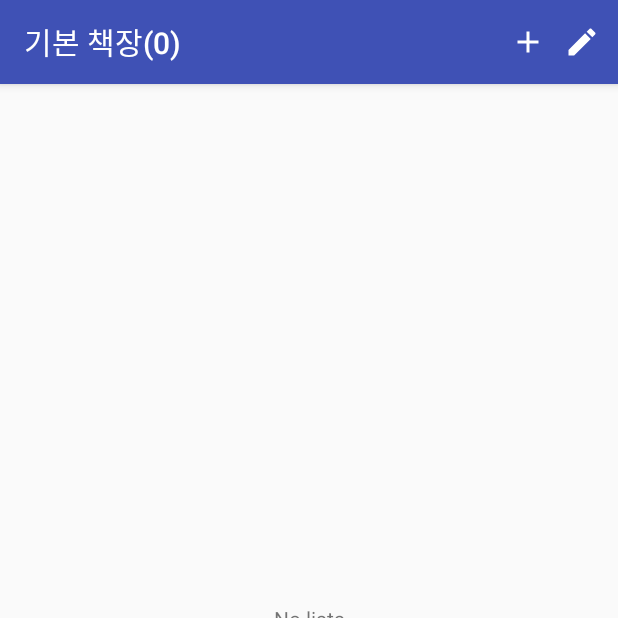
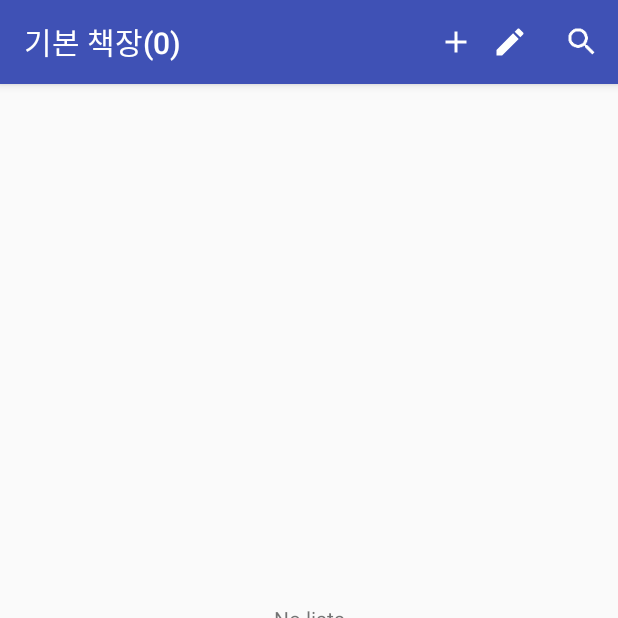
Before and after one commit to smomo133/BookNotes, an Android app: the screen it shows after launch (BookcaseActivity), on a phone screen of 412 x 824 dp, the top half of it. Run offline under Robolectric (Android 15) with nearby library versions, the phone set to English and light mode, and no system bars; our stand-ins replace Dagger/Hilt's generated code, Room's generated code, RxJava; libraries missing offline, so code that uses them is left out: com.jakewharton.rxbinding2; pictures from the network do not load.

Commit message:
Feat : Search Menu 추가

```diff
--- a/app/src/main/res/menu/menu_activity_bookcase.xml
+++ b/app/src/main/res/menu/menu_activity_bookcase.xml
@@ -14,6 +14,12 @@
             android:title="@string/edit"
             android:icon="@drawable/ic_mode_edit_black_24dp"
             app:showAsAction="always"/>
+        <item
+            android:id="@+id/menu_activity_bookcase_search"
+            android:title="@string/search"
+            android:icon="@drawable/ic_search_white"
+            app:showAsAction="always|collapseActionView"
+            app:actionViewClass="android.support.v7.widget.SearchView"/>
     </group>
     <group
         android:id="@+id/group_menu_search_result"
```
